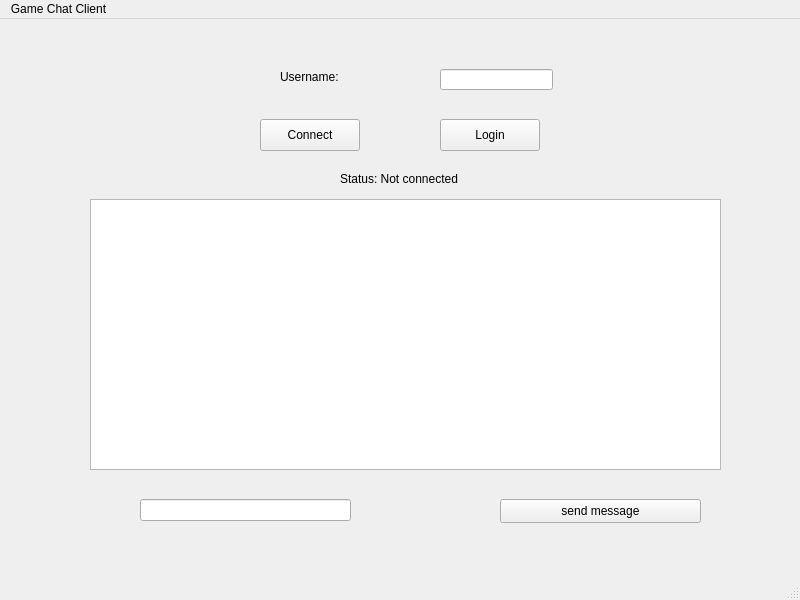
razanelbarougy/Cs-2-lab-project, file ChatClient/mainwindow.ui: the form before one commit.
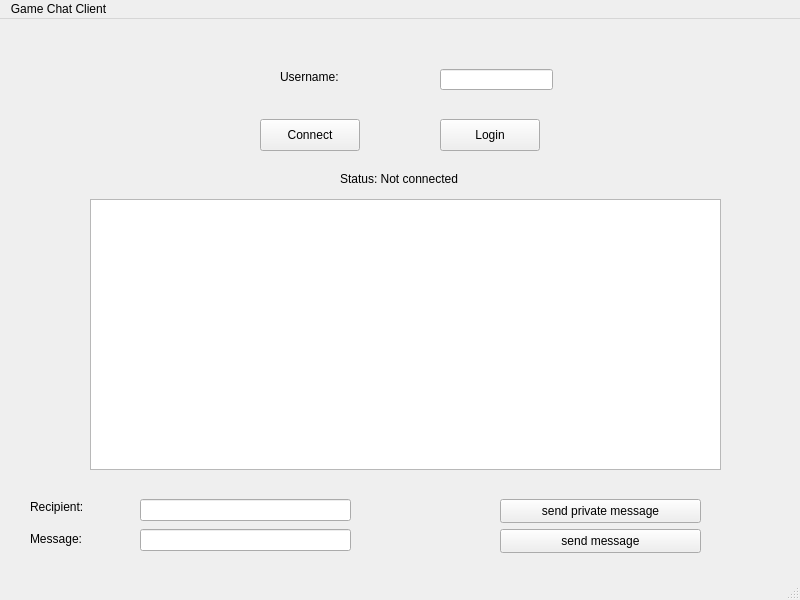
The form after the commit.

Commit message: Implement private messaging and chat UI updates

Diff of the .ui file:
```diff
--- a/ChatClient/mainwindow.ui
+++ b/ChatClient/mainwindow.ui
@@ -80,7 +80,7 @@
     <property name="geometry">
      <rect>
       <x>140</x>
-      <y>480</y>
+      <y>510</y>
       <width>211</width>
       <height>22</height>
      </rect>
@@ -90,7 +90,7 @@
     <property name="geometry">
      <rect>
       <x>500</x>
-      <y>480</y>
+      <y>510</y>
       <width>201</width>
       <height>24</height>
      </rect>
@@ -109,6 +109,55 @@
      </rect>
     </property>
    </widget>
+   <widget class="QLineEdit" name="recipientLineEdit">
+    <property name="geometry">
+     <rect>
+      <x>140</x>
+      <y>480</y>
+      <width>211</width>
+      <height>22</height>
+     </rect>
+    </property>
+   </widget>
+   <widget class="QPushButton" name="privateSendButton">
+    <property name="geometry">
+     <rect>
+      <x>500</x>
+      <y>480</y>
+      <width>201</width>
+      <height>24</height>
+     </rect>
+    </property>
+    <property name="text">
+     <string>send private message</string>
+    </property>
+   </widget>
+   <widget class="QLabel" name="messageLabel">
+    <property name="geometry">
+     <rect>
+      <x>30</x>
+      <y>510</y>
+      <width>91</width>
+      <height>20</height>
+     </rect>
+    </property>
+    <property name="text">
+     <string>Message:</string>
+    </property>
+   </widget>
+   <widget class="QLabel" name="recipientLabel">
+    <property name="geometry">
+     <rect>
+      <x>30</x>
+      <y>480</y>
+      <width>81</width>
+      <height>16</height>
+     </rect>
+    </property>
+    <property name="text">
+     <string>Recipient: </string>
+    </property>
+   </widget>
   </widget>
   <widget class="QMenuBar" name="menubar">
    <property name="geometry">
```
The commit also changes 4 other files.
